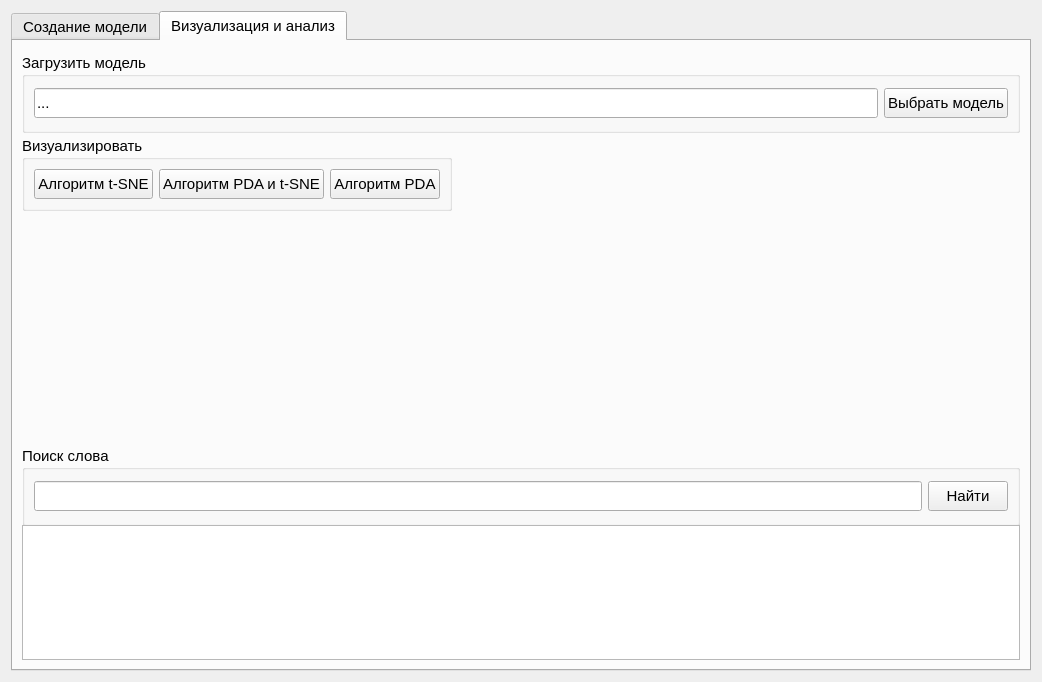
Old version of the form sources/Word2VecNew/ui/DialogWord2Vec.ui in the repository AndreyTulyakov/TextStageProcessor.
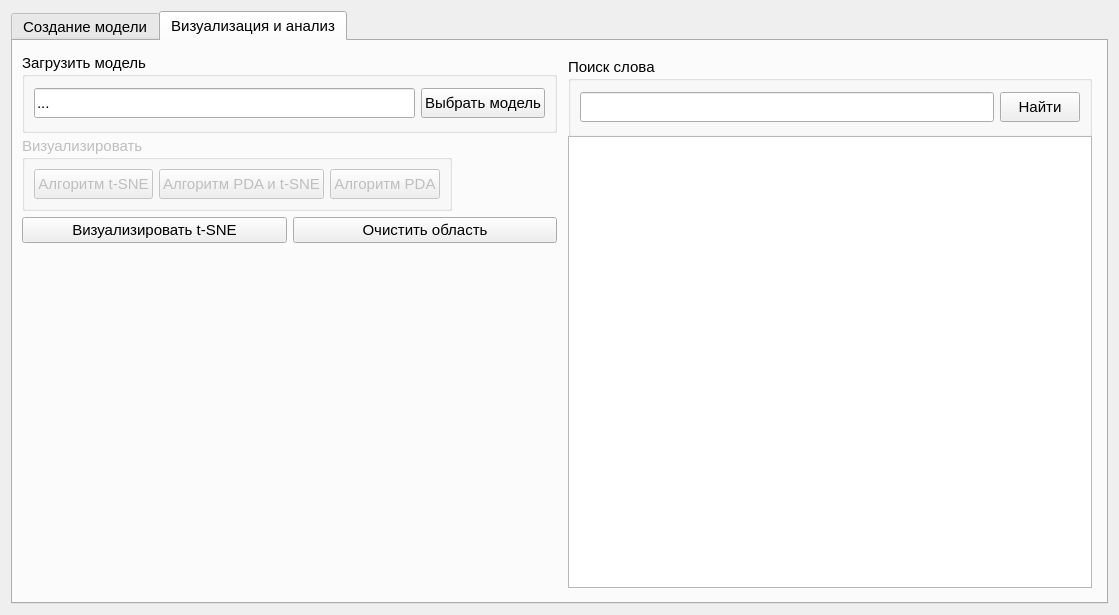
New version of the form. The open tabs and pages were chosen to show the change. Icons and pictures are not drawn.

Commit message: Обновлен интерфейс word2vec - панель визуализации. Добавлена кнопка по очистке графика и открывается папка output_dir при загрузке модели

What changed in the file:
```diff
--- a/sources/Word2VecNew/ui/DialogWord2Vec.ui
+++ b/sources/Word2VecNew/ui/DialogWord2Vec.ui
@@ -12,8 +12,8 @@
    <rect>
     <x>0</x>
     <y>0</y>
-    <width>1042</width>
-    <height>682</height>
+    <width>1119</width>
+    <height>615</height>
    </rect>
   </property>
   <property name="sizePolicy">
@@ -713,7 +713,7 @@
         </attribute>
         <layout class="QVBoxLayout" name="verticalLayout_5">
          <item>
-          <layout class="QVBoxLayout" name="visualizeVLayout">
+          <layout class="QHBoxLayout" name="visualizeHLayout">
            <item>
             <layout class="QVBoxLayout" name="visualAlgorithmVLayout">
              <item>
@@ -811,6 +811,9 @@
              </item>
              <item>
               <widget class="QGroupBox" name="visualizeGBox">
+               <property name="enabled">
+                <bool>false</bool>
+               </property>
                <property name="sizePolicy">
                 <sizepolicy hsizetype="Expanding" vsizetype="Expanding">
                  <horstretch>0</horstretch>
@@ -896,6 +899,24 @@
                </layout>
               </widget>
              </item>
+             <item>
+              <layout class="QHBoxLayout" name="plotBtnHLayout">
+               <item>
+                <widget class="QPushButton" name="visualizeBtn">
+                 <property name="text">
+                  <string>Визуализировать t-SNE</string>
+                 </property>
+                </widget>
+               </item>
+               <item>
+                <widget class="QPushButton" name="clearBtn">
+                 <property name="text">
+                  <string>Очистить область</string>
+                 </property>
+                </widget>
+               </item>
+              </layout>
+             </item>
              <item>
               <layout class="QVBoxLayout" name="plotVLayout">
                <item>
@@ -908,7 +929,7 @@
                  </property>
                  <property name="minimumSize">
                   <size>
-                   <width>0</width>
+                   <width>400</width>
                    <height>0</height>
                   </size>
                  </property>
@@ -940,6 +961,21 @@
              <property name="spacing">
               <number>6</number>
              </property>
+             <property name="sizeConstraint">
+              <enum>QLayout::SetFixedSize</enum>
+             </property>
+             <property name="leftMargin">
+              <number>5</number>
+             </property>
+             <property name="topMargin">
+              <number>0</number>
+             </property>
+             <property name="rightMargin">
+              <number>5</number>
+             </property>
+             <property name="bottomMargin">
+              <number>5</number>
+             </property>
              <item>
               <widget class="QGroupBox" name="searchQueryGBox">
                <property name="enabled">
@@ -966,6 +1002,9 @@
                <property name="title">
                 <string>Поиск слова</string>
                </property>
+               <property name="alignment">
+                <set>Qt::AlignLeading|Qt::AlignLeft|Qt::AlignTop</set>
+               </property>
                <layout class="QVBoxLayout" name="verticalLayout_9">
                 <property name="spacing">
                  <number>6</number>
@@ -979,6 +1018,9 @@
                 <property name="topMargin">
                  <number>8</number>
                 </property>
+                <property name="bottomMargin">
+                 <number>9</number>
+                </property>
                 <item>
                  <layout class="QHBoxLayout" name="searchQueryHLayout">
                   <item>
@@ -1023,9 +1065,12 @@
                <property name="maximumSize">
                 <size>
                  <width>16777215</width>
-                 <height>150</height>
+                 <height>16777215</height>
                 </size>
                </property>
+               <property name="readOnly">
+                <bool>true</bool>
+               </property>
               </widget>
              </item>
             </layout>
```
Left out of the diff: 7 changed lines with no effect on the pictures. The commit also changes 3 other files.
